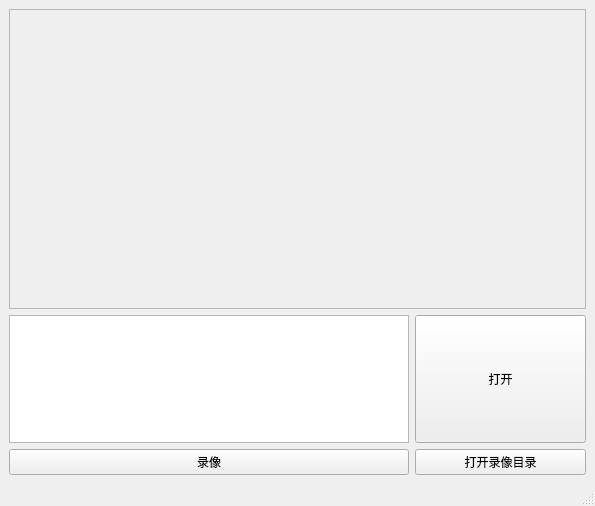
Above: mainwindow.ui from soda92/py-ffmpeg-recorder before the change. Below: the same form after it.
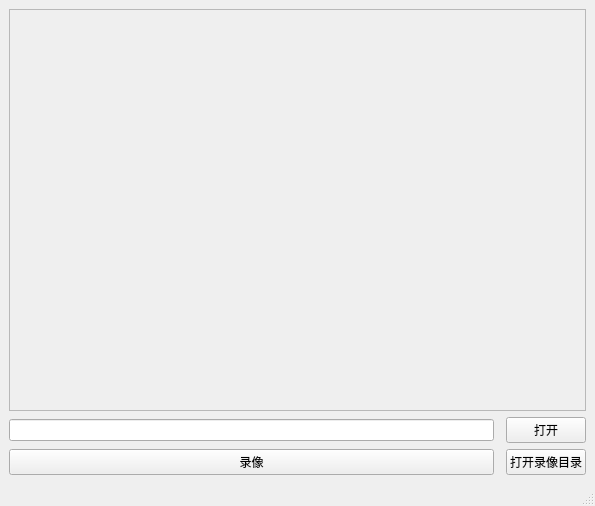
That is the form after the change.

Diff of the .ui file:
```diff
--- a/mainwindow.ui
+++ b/mainwindow.ui
@@ -10,13 +10,31 @@
     <height>506</height>
    </rect>
   </property>
+  <property name="sizePolicy">
+   <sizepolicy hsizetype="Preferred" vsizetype="Fixed">
+    <horstretch>0</horstretch>
+    <verstretch>0</verstretch>
+   </sizepolicy>
+  </property>
+  <property name="minimumSize">
+   <size>
+    <width>0</width>
+    <height>100</height>
+   </size>
+  </property>
   <property name="windowTitle">
    <string>MainWindow</string>
   </property>
   <widget class="QWidget" name="centralwidget">
    <layout class="QGridLayout" name="gridLayout">
-    <item row="4" column="1">
+    <item row="2" column="2">
      <widget class="QPushButton" name="open_stream_button">
+      <property name="sizePolicy">
+       <sizepolicy hsizetype="Preferred" vsizetype="Preferred">
+        <horstretch>0</horstretch>
+        <verstretch>0</verstretch>
+       </sizepolicy>
+      </property>
       <property name="maximumSize">
        <size>
         <width>16777215</width>
@@ -28,48 +46,7 @@
       </property>
      </widget>
     </item>
-    <item row="4" column="0">
-     <widget class="QTextEdit" name="cam_addr_edit">
-      <property name="sizePolicy">
-       <sizepolicy hsizetype="Fixed" vsizetype="Expanding">
-        <horstretch>0</horstretch>
-        <verstretch>0</verstretch>
-       </sizepolicy>
-      </property>
-      <property name="minimumSize">
-       <size>
-        <width>400</width>
-        <height>0</height>
-       </size>
-      </property>
-      <property name="maximumSize">
-       <size>
-        <width>16777215</width>
-        <height>16777212</height>
-       </size>
-      </property>
-      <property name="toolTip">
-       <string>摄像头地址</string>
-      </property>
-     </widget>
-    </item>
-    <item row="3" column="0" colspan="2">
-     <widget class="QFrame" name="main_frame">
-      <property name="minimumSize">
-       <size>
-        <width>400</width>
-        <height>300</height>
-       </size>
-      </property>
-      <property name="frameShape">
-       <enum>QFrame::StyledPanel</enum>
-      </property>
-      <property name="frameShadow">
-       <enum>QFrame::Raised</enum>
-      </property>
-     </widget>
-    </item>
-    <item row="5" column="0">
+    <item row="3" column="0">
      <widget class="QPushButton" name="recording_button">
       <property name="sizePolicy">
        <sizepolicy hsizetype="Minimum" vsizetype="Fixed">
@@ -82,13 +59,44 @@
       </property>
      </widget>
     </item>
-    <item row="5" column="1">
-     <widget class="QPushButton" name="pushButton">
+    <item row="3" column="2">
+     <widget class="QPushButton" name="open_directory_button">
+      <property name="sizePolicy">
+       <sizepolicy hsizetype="Minimum" vsizetype="Preferred">
+        <horstretch>0</horstretch>
+        <verstretch>0</verstretch>
+       </sizepolicy>
+      </property>
       <property name="text">
        <string>打开录像目录</string>
       </property>
      </widget>
     </item>
+    <item row="2" column="0">
+     <widget class="QLineEdit" name="cam_addr_edit"/>
+    </item>
+    <item row="1" column="0" colspan="3">
+     <widget class="QFrame" name="main_frame">
+      <property name="sizePolicy">
+       <sizepolicy hsizetype="Preferred" vsizetype="Expanding">
+        <horstretch>0</horstretch>
+        <verstretch>0</verstretch>
+       </sizepolicy>
+      </property>
+      <property name="minimumSize">
+       <size>
+        <width>0</width>
+        <height>0</height>
+       </size>
+      </property>
+      <property name="frameShape">
+       <enum>QFrame::StyledPanel</enum>
+      </property>
+      <property name="frameShadow">
+       <enum>QFrame::Raised</enum>
+      </property>
+     </widget>
+    </item>
    </layout>
   </widget>
   <widget class="QMenuBar" name="menubar">
```
